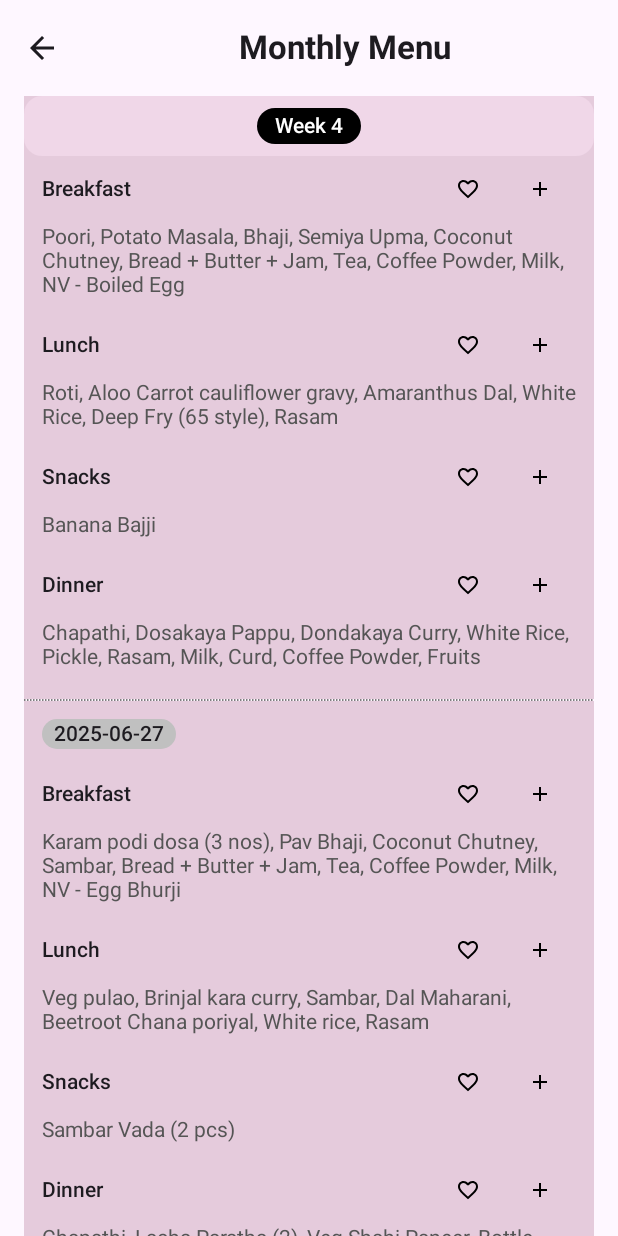
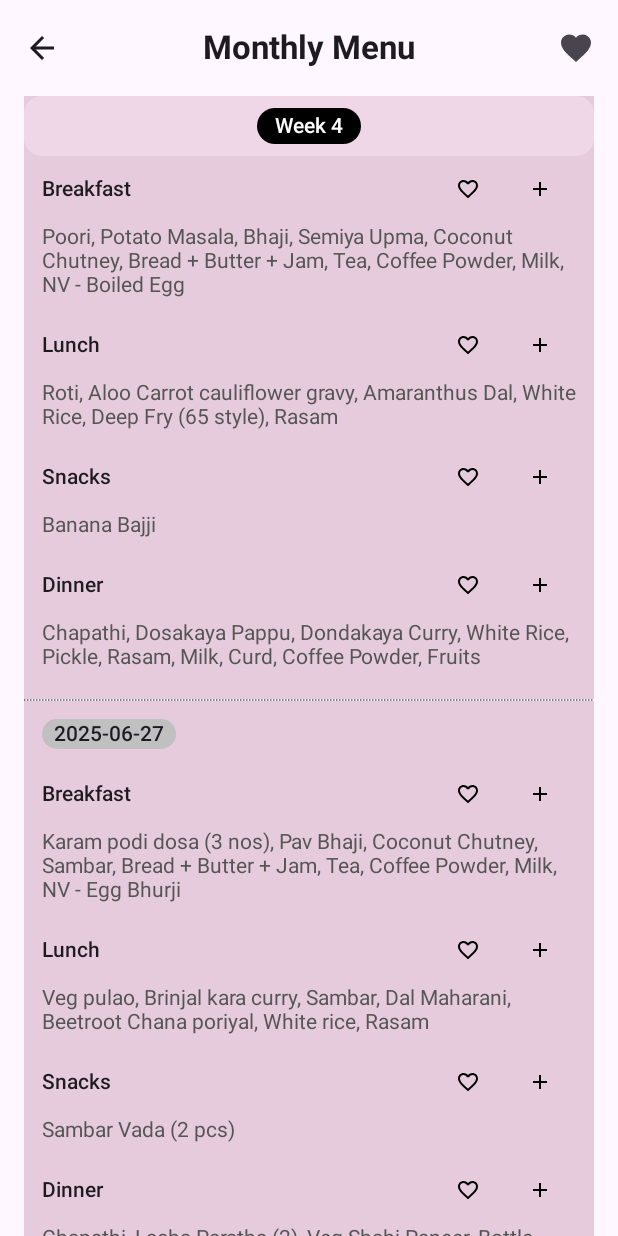
Before and after one commit to a-d-iii/-koitlin, an Android app built with Jetpack Compose: the composable MonthlyMenuScreen shown on its own in the app's theme, on a phone screen of 412 x 824 dp. Run offline under Robolectric (Android 15) with nearby library versions, the phone set to English and light mode, and no system bars.

Commit message:
Add wishlist to monthly menu

```diff
--- a/app/src/main/java/com/example/basic/MonthlyMenuScreen.kt
+++ b/app/src/main/java/com/example/basic/MonthlyMenuScreen.kt
@@ -117,6 +117,8 @@ fun MonthlyMenuScreen(onBack: () -> Unit) {
 
     val weeks = remember(menu) { toWeeks(menu!!) }
     val today = remember { java.text.SimpleDateFormat("yyyy-MM-dd", Locale.getDefault()).format(Date()) }
+    var showWishlist by remember { mutableStateOf(false) }
+    val wishlistItems = likes.filter { it.value }.keys.toList()
 
     val listState = rememberLazyListState()
 
@@ -153,6 +155,15 @@ fun MonthlyMenuScreen(onBack: () -> Unit) {
                 },
                 navigationIcon = {
                     IconButton(onClick = onBack) { Icon(Icons.Default.ArrowBack, contentDescription = "Back") }
+                },
+                actions = {
+                    IconButton(onClick = { showWishlist = true }) {
+                        Icon(
+                            imageVector = Icons.Default.Favorite,
+                            contentDescription = "Wishlist",
+                            tint = if (wishlistItems.isNotEmpty()) Color.Red else LocalContentColor.current
+                        )
+                    }
                 }
             )
         }
@@ -188,6 +199,27 @@ fun MonthlyMenuScreen(onBack: () -> Unit) {
                 }
             }
         }
+    }
+
+    if (showWishlist) {
+        AlertDialog(
+            onDismissRequest = { showWishlist = false },
+            confirmButton = {
+                TextButton(onClick = { showWishlist = false }) { Text("Close") }
+            },
+            title = { Text("Wishlist") },
+            text = {
+                if (wishlistItems.isEmpty()) {
+                    Text("No favourites yet.")
+                } else {
+                    LazyColumn {
+                        items(wishlistItems) { item ->
+                            Text(item)
+                        }
+                    }
+                }
+            }
+        )
     }
 }
 
```
